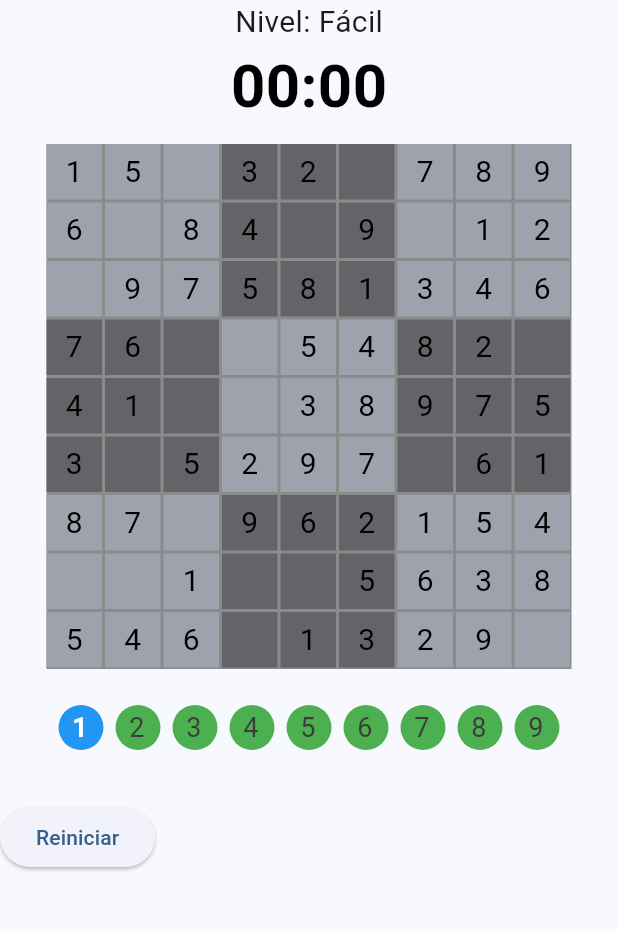
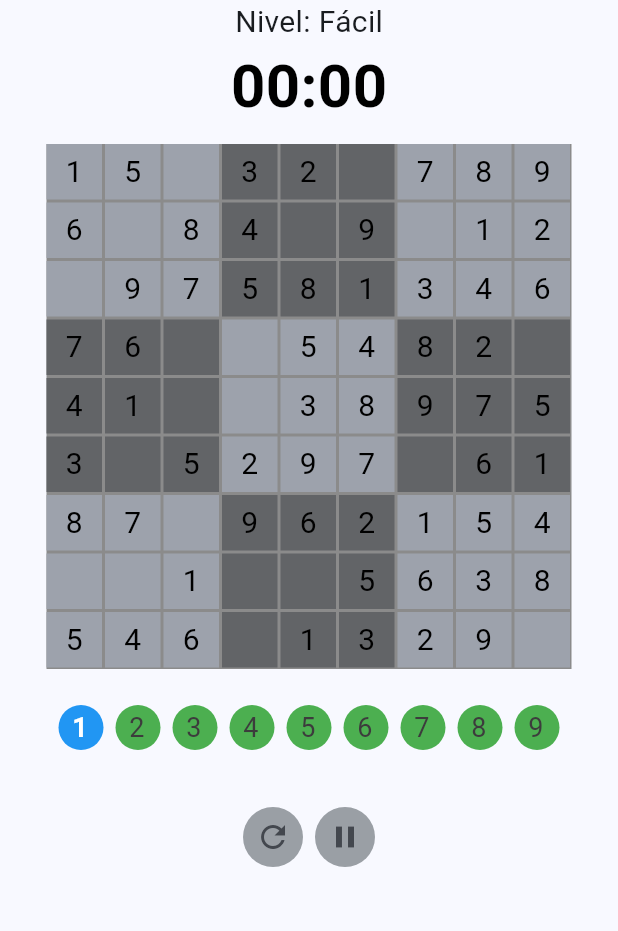
Before and after one commit to mandito67/sudoku, a Flutter app: the screen it shows after launch, after a tap on "Nuevo juego", on a phone screen of 412 x 824 dp, the part 84-1015 px from its top. Run offline on Flutter 3.47's test engine with Material 3 defaults, Android fonts, the light colour scheme and no system bars; drawn by our look-alikes of flutter_layout_grid.

Commit message:
Pausa funcionando

```diff
--- a/analysis_options.yaml
+++ b/analysis_options.yaml
@@ -7,6 +7,9 @@
 
 # The following line activates a set of recommended lints for Flutter apps,
 # packages, and plugins designed to encourage good coding practices.
+analyzer:
+  errors:
+    non_constant_identifier_names: ignore
 include: package:flutter_lints/flutter.yaml
 
 linter:
--- a/lib/sudoku.dart
+++ b/lib/sudoku.dart
@@ -16,6 +16,7 @@ const cellGreyLight = Color.fromARGB(255, 157, 162, 172);
 const cellGreyDark = Color.fromARGB(255, 98, 100, 103);
 const cellBlue = Color(0xff1553be);
 const background = Color.fromARGB(255, 139, 139, 139);
+const colorBotones = Color.fromARGB(255, 154, 159, 165);
 
 class SudokuState extends State<Sudoku> {
   bool isLoading = true;
@@ -112,13 +113,14 @@ class SudokuState extends State<Sudoku> {
   bool tablero_ok = false;
   int intentos = 0;
   bool terminado = false;
+  bool en_pausa = false;
 
   @override
   void initState() {
     super.initState();
     nivel.addListener(() async => cargarNumeros());
     stopwatch = Stopwatch();
-    t = Timer.periodic(Duration(milliseconds: 500), (timer) {
+    t = Timer.periodic(const Duration(milliseconds: 500), (timer) {
       setState(() {});
     });
   }
@@ -152,7 +154,7 @@ class SudokuState extends State<Sudoku> {
               )),
           if (terminado) ...[
             const Padding(
-              padding: EdgeInsets.all(20),
+              padding: EdgeInsets.all(10),
               child: Text('Felicidades!!!', style: TextStyle(fontSize: 30)),
             ),
           ],
@@ -246,7 +248,9 @@ class SudokuState extends State<Sudoku> {
                               : cellGreyLight,
                       child: Center(
                           child: Text(
-                              numeros[i * 10 + j]! > 0
+                              en_pausa
+                                  ? "#"
+                                  : numeros[i * 10 + j]! > 0
                                       ? numeros[i * 10 + j].toString()
                                       : '',
                               style: TextStyle(
@@ -282,22 +286,28 @@ class SudokuState extends State<Sudoku> {
                 padding: const EdgeInsets.all(4),
                 child: GestureDetector(
                   onTap: () {
+                    if (!en_pausa) {
                       setState(() {
                         boton_activo = k;
                         boton_activo_fijo = boton_activo_fijo == -1 ? -1 : k;
                       });
+                    }
                   },
                   onLongPress: () {
+                    if (!en_pausa) {
                       setState(() {
                         boton_activo_fijo = boton_activo_fijo > -1 ? -1 : k;
                         boton_activo = k;
                       });
+                    }
                   },
                   onDoubleTap: () {
+                    if (!en_pausa) {
                       setState(() {
                         boton_activo_fijo = boton_activo_fijo > -1 ? -1 : k;
                         boton_activo = k;
                       });
+                    }
                   },
                   child: Container(
                     width: 30,
@@ -329,8 +339,14 @@ class SudokuState extends State<Sudoku> {
 
   Widget opciones() {
     return Row(
+      mainAxisAlignment: MainAxisAlignment.center,
       children: [
-        ElevatedButton(
+        IconButton(
+          style: ButtonStyle(
+              backgroundColor: WidgetStatePropertyAll<Color>(
+            colorBotones,
+          )),
+          icon: const Icon(Icons.refresh),
           onPressed: () async {
             setState(() {
               numeros = {};
@@ -343,7 +359,23 @@ class SudokuState extends State<Sudoku> {
               await cargarNumeros();
             });
           },
-          child: const Text('Reiniciar'),
+        ),
+        IconButton(
+          style: const ButtonStyle(
+              backgroundColor: WidgetStatePropertyAll<Color>(
+            colorBotones,
+          )),
+          icon: Icon(en_pausa ? Icons.play_arrow : Icons.pause),
+          onPressed: () async {
+            if (stopwatch.isRunning) {
+              stopwatch.stop();
+            } else {
+              stopwatch.start();
+            }
+            setState(() {
+              en_pausa = !en_pausa;
+            });
+          },
         )
       ],
     );
```
Lines whose indentation alone changed are shown as unchanged.
